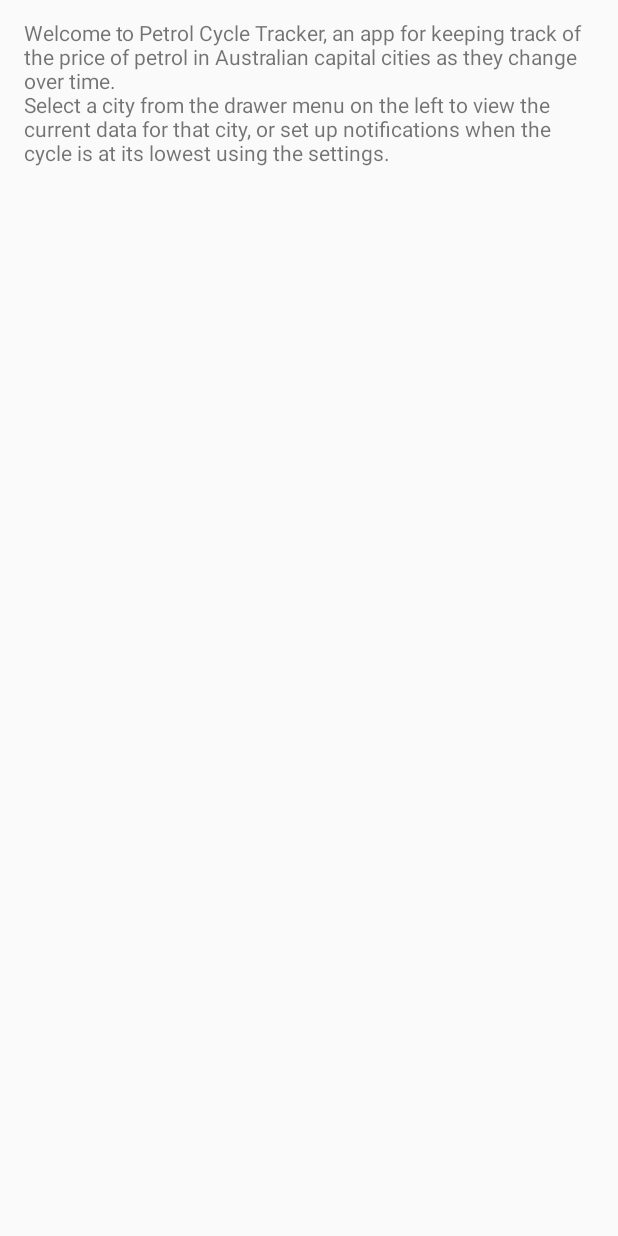
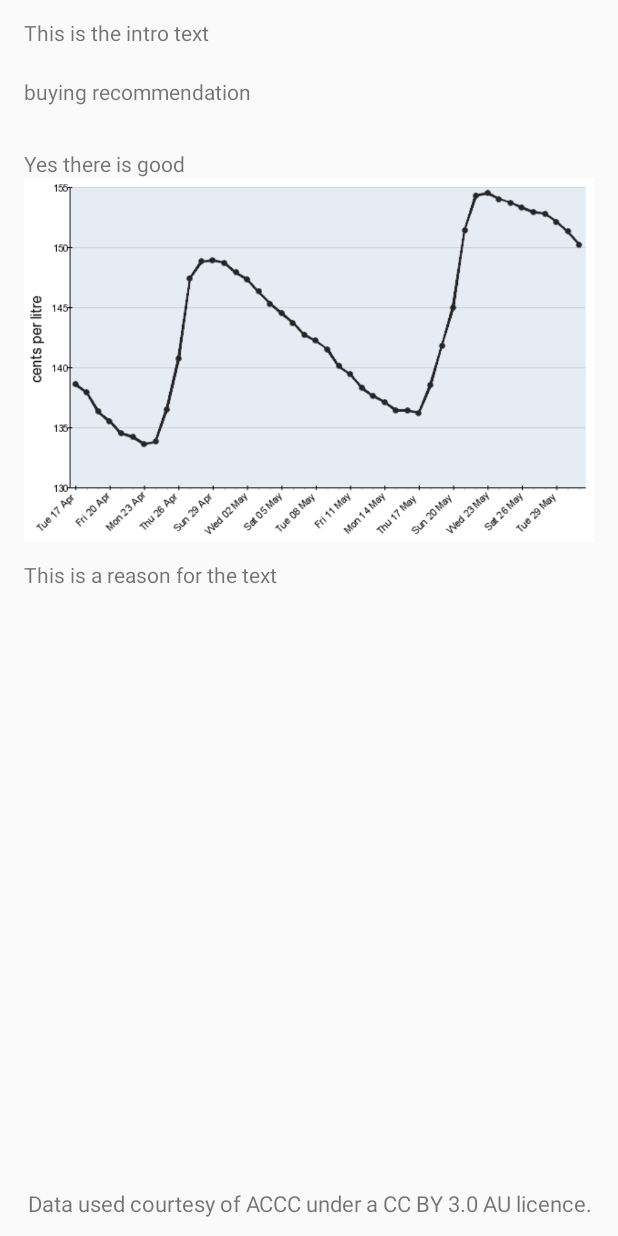
Before and after one commit to jimcullenaus/PetrolCycleTracker, an Android app: the layout content_main.xml on its own in the app's theme, with its tools: preview values and no code run, on a phone screen of 412 x 824 dp. Run offline under Robolectric (Android 15) with nearby library versions, the phone set to English and light mode, and no system bars.

Commit message:
Switch to using separate textviews for recommendation, intro text, and graph explanation.

```diff
--- a/app/src/main/res/layout/content_main.xml
+++ b/app/src/main/res/layout/content_main.xml
@@ -29,7 +29,7 @@
 				style="@style/Widget.AppCompat.Spinner"
 				android:layout_width="wrap_content"
 				android:layout_height="wrap_content"
-				android:layout_alignTop="@+id/main_text"
+				android:layout_alignTop="@id/buying_recommendation"
 				android:layout_centerHorizontal="true"
 				android:background="@null"
 				android:visibility="gone"
@@ -40,38 +40,56 @@
 				android:layout_width="match_parent"
 				android:layout_height="wrap_content"
 				android:text="@string/welcome"
-				/>
+				android:visibility="gone" />
 
 			<TextView
-				android:id="@+id/main_text"
+				android:id="@+id/intro_text"
 				android:layout_width="match_parent"
 				android:layout_height="wrap_content"
-				android:visibility="gone"
-				/>
+				android:text="This is the intro text"
+				android:layout_marginBottom="20dp"
+				android:visibility="visible" />
+
+			<TextView
+				android:id="@+id/buying_recommendation"
+				android:layout_width="match_parent"
+				android:layout_height="wrap_content"
+				android:layout_below="@id/intro_text"
+				android:text="buying recommendation\n\n\nYes there is good"
+				android:visibility="visible" />
 
 			<ImageView
-				android:id="@+id/price_chart"
+				android:id="@+id/price_graph"
 				android:layout_width="match_parent"
 				android:layout_height="wrap_content"
 				android:layout_alignParentStart="true"
-				android:layout_below="@id/main_text"
+				android:layout_below="@id/buying_recommendation"
 				android:layout_marginBottom="@dimen/activity_vertical_margin"
-				android:layout_marginTop="@dimen/activity_vertical_margin"
 				android:adjustViewBounds="true"
 				android:scaleType="fitXY"
 				android:src="@drawable/sample_image"
-				android:visibility="gone"
+				android:visibility="visible"
 				tools:ignore="ContentDescription" />
+
+			<TextView
+				android:id="@+id/graph_info"
+				android:layout_width="match_parent"
+				android:layout_height="wrap_content"
+				android:layout_below="@id/price_graph"
+				android:text="This is a reason for the text"
+				android:layout_marginBottom="30dp"
+				android:visibility="visible" />
 
 			<TextView
 				android:id="@+id/copyright"
 				android:layout_width="match_parent"
 				android:layout_height="20dp"
+				android:layout_alignParentBottom="true"
+				android:layout_alignBottom="@id/graph_info"
 				android:autoSizeTextType="uniform"
-				android:layout_alignParentBottom="true"
 				android:gravity="center_horizontal"
-				android:visibility="invisible"
-				android:text="@string/accc_copyright" />
+				android:text="@string/accc_copyright"
+				android:visibility="visible" />
 		</RelativeLayout>
 
 	</ScrollView>
--- a/app/src/main/res/values/strings.xml
+++ b/app/src/main/res/values/strings.xml
@@ -107,5 +107,9 @@
 	<string name="PREFERRED_CITY"><xliff:g id="preferred_city_pref">PreferredCity</xliff:g></string>
 	<string name="TOOLBAR_TITLE"><xliff:g id="toolbar_title">Toolbar</xliff:g></string>
 
+	<string name="RECENT_INTRO_TEXT"><xliff:g id="recent_intro_text">IntroText</xliff:g></string>
+	<string name="RECENT_RECOMMENDATION"><xliff:g id="recent_buying_recommendation">RecentRecommendation</xliff:g></string>
+	<string name="RECENT_GRAPH_INFO"><xliff:g id="recent_graph_info">RecentGraphInfo</xliff:g></string>
+
 	<string name="LOG_CITY_SELECTED"><xliff:g id="log_city_selected">LOG_CITY_SELECTED</xliff:g></string>
 </resources>
```
Also changed, not shown: app/src/main/java/com/thejimcullen/petrolcycletracker/MainActivity.java (+32 -15 lines), app/src/main/java/com/thejimcullen/petrolcycletracker/PetrolDataRetriever.java (+11 -3 lines).
